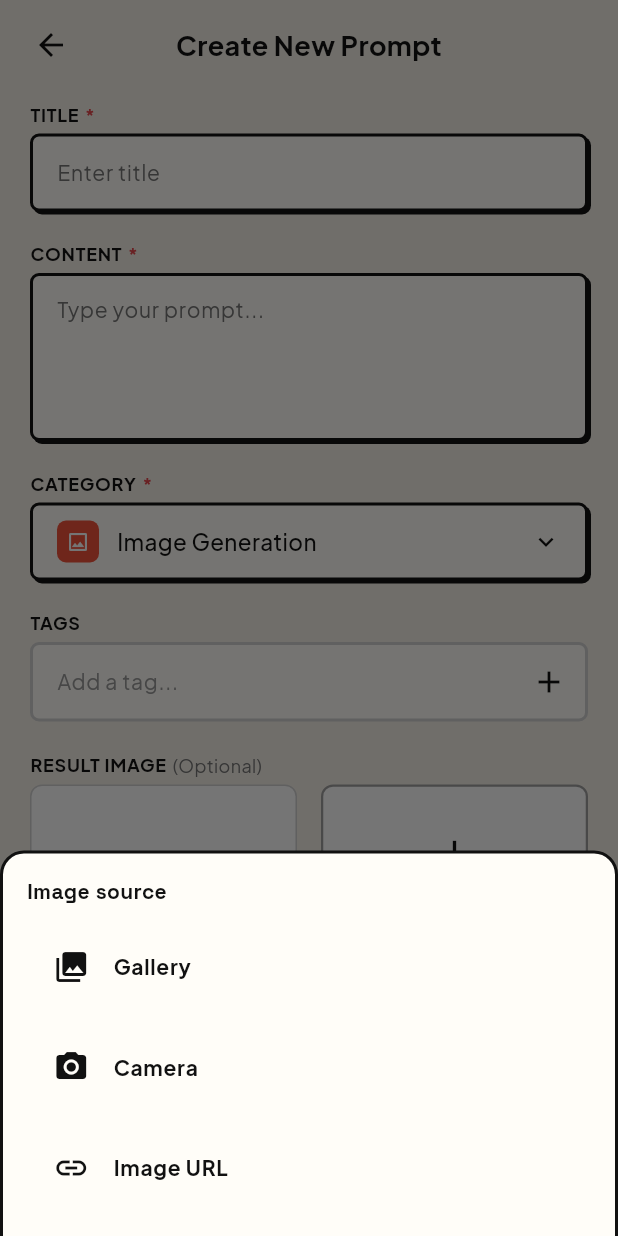
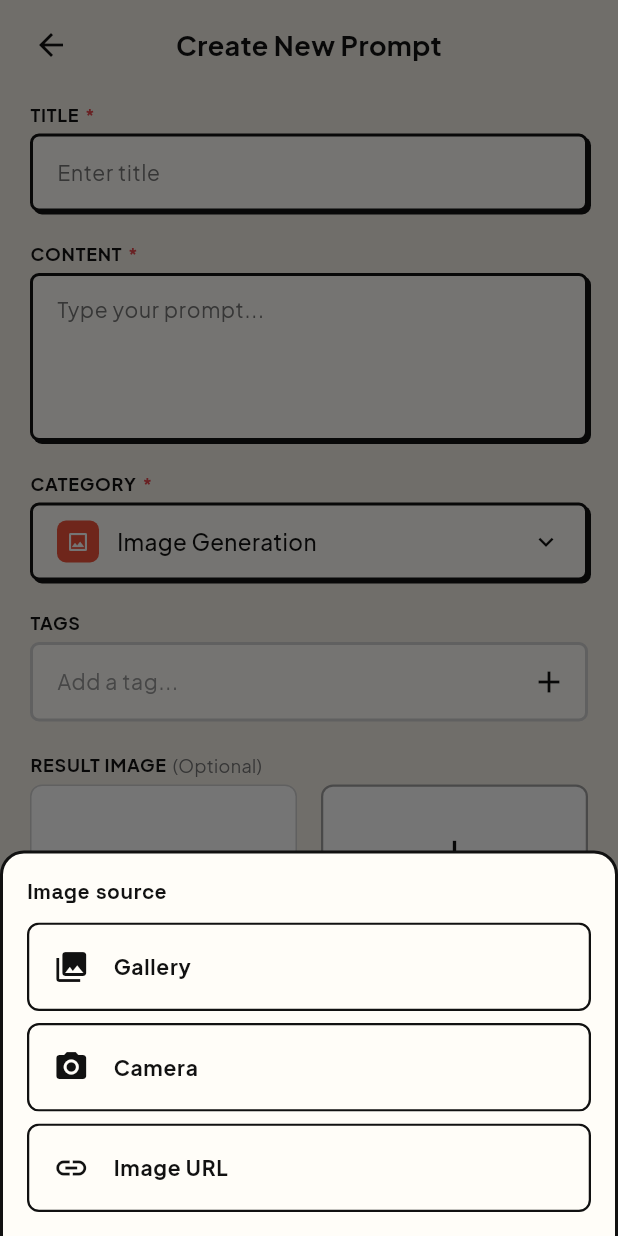
Before and after one commit to devvNA/prompt_box, a Flutter app: the CreatePromptScreen screen opened directly, after a tap on "Add Image", on a phone screen of 412 x 824 dp. Run offline on Flutter 3.47's test engine with Material 3 defaults, Android fonts, the light colour scheme and no system bars; our stand-ins replace cached_network_image, flutter_dotenv, flutter_image_compress, flutter_riverpod, flutter_secure_storage, flutter_svg and 5 more; accounts and stored records are empty; network calls fail.

Commit message:
feat: add prompt management features including detail and creation screens, providers, and UI widgets

```diff
--- a/lib/core/widgets/brutal_input.dart
+++ b/lib/core/widgets/brutal_input.dart
@@ -22,6 +22,7 @@ class BrutalInput extends StatelessWidget {
 
   final bool isRequired;
   final Widget? labelSuffix;
+  final String? errorText;
 
   const BrutalInput({
     super.key,
@@ -41,10 +42,13 @@ class BrutalInput extends StatelessWidget {
     this.focusNode,
     this.isRequired = false,
     this.labelSuffix,
+    this.errorText,
   });
 
   @override
   Widget build(BuildContext context) {
+    final hasError = errorText != null && errorText!.trim().isNotEmpty;
+
     return Column(
       crossAxisAlignment: CrossAxisAlignment.start,
       mainAxisSize: MainAxisSize.min,
@@ -83,7 +87,9 @@ class BrutalInput extends StatelessWidget {
           decoration: BoxDecoration(
             color: AppColors.surface,
             borderRadius: BorderRadius.circular(AppSpacing.radiusDefault),
-            border: AppBorders.standard(color: AppColors.ink),
+            border: AppBorders.standard(
+              color: hasError ? AppColors.danger : AppColors.ink,
+            ),
             boxShadow: const [
               BoxShadow(
                 color: AppColors.ink,
@@ -122,6 +128,29 @@ class BrutalInput extends StatelessWidget {
             ),
           ),
         ),
+        if (hasError) ...[
+          const SizedBox(height: 6),
+          Row(
+            crossAxisAlignment: CrossAxisAlignment.center,
+            children: [
+              const Icon(
+                Icons.error_outline_rounded,
+                size: 14,
+                color: AppColors.danger,
+              ),
+              const SizedBox(width: 4),
+              Expanded(
+                child: Text(
+                  errorText!,
+                  style: AppTypography.caption.copyWith(
+                    color: AppColors.danger,
+                    fontWeight: FontWeight.w700,
+                  ),
+                ),
+              ),
+            ],
+          ),
+        ],
       ],
     );
   }
--- a/lib/features/prompt/providers/prompt_provider.dart
+++ b/lib/features/prompt/providers/prompt_provider.dart
@@ -90,9 +90,7 @@ class PromptListNotifier extends AsyncNotifier<List<PromptModel>> {
   void updatePromptInMemory(PromptModel updatedPrompt) {
     final current = state.value ?? [];
     state = AsyncData(
-      current
-          .map((p) => p.id == updatedPrompt.id ? updatedPrompt : p)
-          .toList(),
+      current.map((p) => p.id == updatedPrompt.id ? updatedPrompt : p).toList(),
     );
   }
 
--- a/lib/features/prompt/screens/create_prompt_screen.dart
+++ b/lib/features/prompt/screens/create_prompt_screen.dart
@@ -13,6 +13,7 @@ import '../../../core/theme/app_spacing.dart';
 import '../../../core/theme/app_typography.dart';
 import '../../../core/widgets/brutal_button.dart';
 import '../../../core/widgets/brutal_input.dart';
+import '../../../core/widgets/brutal_snackbar.dart';
 import '../models/prompt_model.dart';
 import '../providers/prompt_provider.dart';
 
@@ -88,12 +89,16 @@ class _CreatePromptScreenState extends ConsumerState<CreatePromptScreen> {
   Uint8List? _imageBytes;
   bool _isPublic = true;
   bool _isSaving = false;
+  String? _titleError;
+  String? _contentError;
+  late final ScrollController _scrollController;
 
   final ImagePicker _picker = ImagePicker();
 
   @override
   void initState() {
     super.initState();
+    _scrollController = ScrollController();
     final p = widget.initialPrompt;
     _titleController = TextEditingController(text: p?.title ?? '');
     _contentController = TextEditingController(text: p?.content ?? '');
@@ -114,6 +119,7 @@ class _CreatePromptScreenState extends ConsumerState<CreatePromptScreen> {
 
   @override
   void dispose() {
+    _scrollController.dispose();
     _titleController.dispose();
     _contentController.dispose();
     _tagInputController.dispose();
@@ -166,12 +172,8 @@ class _CreatePromptScreenState extends ConsumerState<CreatePromptScreen> {
       }
     } catch (e) {
       if (mounted) {
-        ScaffoldMessenger.of(context).showSnackBar(
-          SnackBar(
-            content: Text('Couldn\'t add image: $e'),
-            backgroundColor: AppColors.danger,
-          ),
-        );
+        ScaffoldMessenger.of(context).clearSnackBars();
+        BrutalSnackbar.showError(context, 'Couldn\'t add image: $e');
       }
     }
   }
@@ -202,7 +204,10 @@ class _CreatePromptScreenState extends ConsumerState<CreatePromptScreen> {
                   style: AppTypography.cardTitle.copyWith(fontSize: 14),
                 ),
                 const SizedBox(height: AppSpacing.md),
-                ListTile(
+                Material(
+                  color: Colors.transparent,
+                  borderRadius: BorderRadius.circular(8),
+                  child: ListTile(
                     leading: const Icon(
                       Icons.photo_library,
                       color: AppColors.ink,
@@ -217,8 +222,12 @@ class _CreatePromptScreenState extends ConsumerState<CreatePromptScreen> {
                       _pickImage(ImageSource.gallery);
                     },
                   ),
+                ),
                 const SizedBox(height: AppSpacing.sm),
-                ListTile(
+                Material(
+                  color: Colors.transparent,
+                  borderRadius: BorderRadius.circular(8),
+                  child: ListTile(
                     leading: const Icon(Icons.camera_alt, color: AppColors.ink),
                     title: Text('Camera', style: AppTypography.bodyBold),
                     shape: RoundedRectangleBorder(
@@ -230,8 +239,12 @@ class _CreatePromptScreenState extends ConsumerState<CreatePromptScreen> {
                       _pickImage(ImageSource.camera);
                     },
                   ),
+                ),
                 const SizedBox(height: AppSpacing.sm),
-                ListTile(
+                Material(
+                  color: Colors.transparent,
+                  borderRadius: BorderRadius.circular(8),
+                  child: ListTile(
                     leading: const Icon(Icons.link, color: AppColors.ink),
                     title: Text('Image URL', style: AppTypography.bodyBold),
                     shape: RoundedRectangleBorder(
@@ -243,9 +256,13 @@ class _CreatePromptScreenState extends ConsumerState<CreatePromptScreen> {
                       _showImageUrlDialog();
                     },
                   ),
+                ),
                 if (_hasImage) ...[
                   const SizedBox(height: AppSpacing.sm),
-                  ListTile(
+                  Material(
+                    color: Colors.transparent,
+                    borderRadius: BorderRadius.circular(8),
+                    child: ListTile(
                       leading: const Icon(
                         Icons.delete_outline,
                         color: AppColors.danger,
@@ -270,6 +287,7 @@ class _CreatePromptScreenState extends ConsumerState<CreatePromptScreen> {
                           _imageUrl = null;
                         });
                       },
+                    ),
                   ),
                 ],
               ],
@@ -478,23 +496,22 @@ class _CreatePromptScreenState extends ConsumerState<CreatePromptScreen> {
     final title = _titleController.text.trim();
     final content = _contentController.text.trim();
 
-    if (title.isEmpty) {
-      ScaffoldMessenger.of(context).showSnackBar(
-        const SnackBar(
-          content: Text('Add a title'),
-          backgroundColor: AppColors.danger,
-        ),
+    final titleIsEmpty = title.isEmpty;
+    final contentIsEmpty = content.isEmpty;
+
+    if (titleIsEmpty || contentIsEmpty) {
+      setState(() {
+        _titleError = titleIsEmpty ? 'Add a title' : null;
+        _contentError = contentIsEmpty ? 'Add prompt content' : null;
+      });
+
+      if (titleIsEmpty && _scrollController.hasClients) {
+        _scrollController.animateTo(
+          0,
+          duration: const Duration(milliseconds: 300),
+          curve: Curves.easeOut,
         );
-      return;
       }
-
-    if (content.isEmpty) {
-      ScaffoldMessenger.of(context).showSnackBar(
-        const SnackBar(
-          content: Text('Add prompt content'),
-          backgroundColor: AppColors.danger,
-        ),
-      );
       return;
     }
 
@@ -536,13 +553,8 @@ class _CreatePromptScreenState extends ConsumerState<CreatePromptScreen> {
           _isSaving = false;
         });
 
-        ScaffoldMessenger.of(context).showSnackBar(
-          const SnackBar(
-            content: Text('Prompt saved'),
-            backgroundColor: AppColors.ink,
-            behavior: SnackBarBehavior.floating,
-          ),
-        );
+        ScaffoldMessenger.of(context).clearSnackBars();
+        BrutalSnackbar.showSuccess(context, 'Prompt saved');
 
         Navigator.of(context).pop(savedPrompt);
       }
@@ -552,14 +564,10 @@ class _CreatePromptScreenState extends ConsumerState<CreatePromptScreen> {
           _isSaving = false;
         });
 
-        ScaffoldMessenger.of(context).showSnackBar(
-          SnackBar(
-            content: Text(
+        ScaffoldMessenger.of(context).clearSnackBars();
+        BrutalSnackbar.showError(
+          context,
           'Couldn\'t save prompt: ${e.toString().replaceAll('Exception: ', '')}',
-            ),
-            backgroundColor: AppColors.danger,
-            behavior: SnackBarBehavior.floating,
-          ),
         );
       }
     }
@@ -578,6 +586,7 @@ class _CreatePromptScreenState extends ConsumerState<CreatePromptScreen> {
                 _buildHeader(),
                 Expanded(
                   child: SingleChildScrollView(
+                    controller: _scrollController,
                     padding: const EdgeInsets.symmetric(
                       horizontal: AppSpacing.xl,
                       vertical: AppSpacing.sm,
@@ -593,6 +602,13 @@ class _CreatePromptScreenState extends ConsumerState<CreatePromptScreen> {
                             isRequired: true,
                             controller: _titleController,
                             hintText: 'Enter title',
+                            errorText: _titleError,
+                            onChanged: (val) {
+                              if (_titleError != null &&
+                                  val.trim().isNotEmpty) {
+                                setState(() => _titleError = null);
+                              }
+                            },
                           ),
                           const SizedBox(height: 20),
 
@@ -604,6 +620,13 @@ class _CreatePromptScreenState extends ConsumerState<CreatePromptScreen> {
                             hintText: 'Type your prompt...',
                             minLines: 4,
                             maxLines: 6,
+                            errorText: _contentError,
+                            onChanged: (val) {
+                              if (_contentError != null &&
+                                  val.trim().isNotEmpty) {
+                                setState(() => _contentError = null);
+                              }
+                            },
                           ),
                           const SizedBox(height: 20),
 
--- a/lib/features/prompt/screens/prompt_detail_screen.dart
+++ b/lib/features/prompt/screens/prompt_detail_screen.dart
@@ -364,7 +364,9 @@ class _PromptDetailScreenState extends ConsumerState<PromptDetailScreen> {
           top: !hasImage,
           child: Center(
             child: ConstrainedBox(
-              constraints: const BoxConstraints(maxWidth: AppSpacing.maxContentWidth),
+              constraints: const BoxConstraints(
+                maxWidth: AppSpacing.maxContentWidth,
+              ),
               child: Column(
                 children: [
                   Expanded(
```
Also changed, not shown: lib/features/profile/screens/profile_screen.dart (+14 -0 lines), 2 other files. Lines whose indentation alone changed are shown as unchanged.
